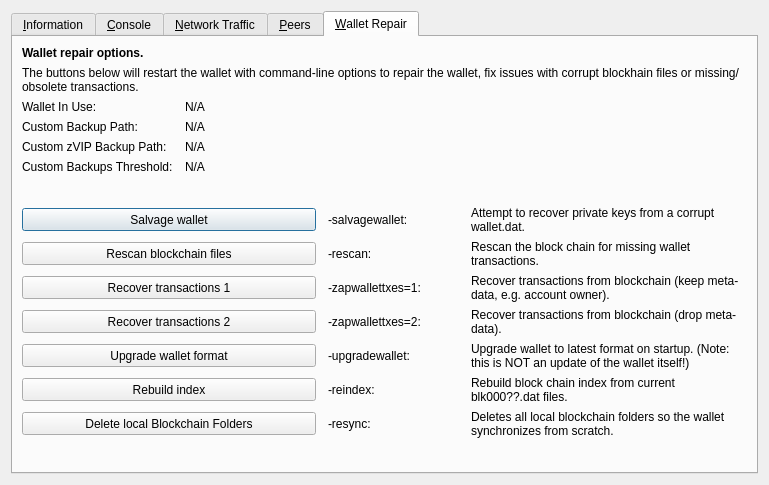
The window that src/qt/forms/rpcconsole.ui (vipcore/VIP-OLD) describes before a commit, drawn with Qt 5.
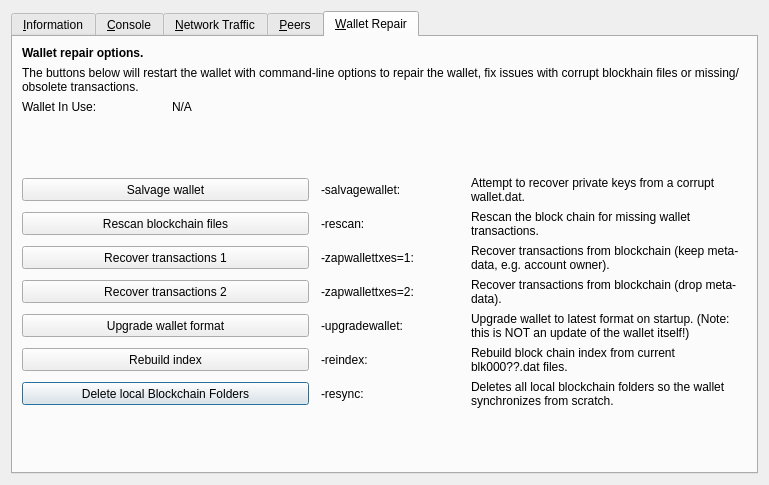
The same window after the commit. The open tabs and pages were chosen to show the change. Icons and pictures are not drawn. Custom widgets are drawn as their Qt base class.

```diff
--- a/src/qt/forms/rpcconsole.ui
+++ b/src/qt/forms/rpcconsole.ui
@@ -1244,6 +1244,19 @@
        <property name="horizontalSpacing">
         <number>12</number>
        </property>
+       <item row="10" column="0" colspan="2">
+        <widget class="QPushButton" name="btn_resync">
+         <property name="minimumSize">
+          <size>
+           <width>100</width>
+           <height>23</height>
+          </size>
+         </property>
+         <property name="text">
+          <string>Delete local Blockchain Folders</string>
+         </property>
+        </widget>
+       </item>
        <item row="0" column="0" colspan="4">
         <widget class="QLabel" name="label_repair_header">
          <property name="font">
@@ -1297,93 +1310,6 @@
         </widget>
        </item>
        <item row="3" column="0">
-        <widget class="QLabel" name="wallet_custombackuppath_label">
-         <property name="text">
-          <string>Custom Backup Path:</string>
-         </property>
-         <property name="visible">
-          <bool>false</bool>
-         </property>
-        </widget>
-       </item>
-       <item row="3" column="1" colspan="3">
-        <widget class="QLabel" name="wallet_custombackuppath">
-         <property name="cursor">
-          <cursorShape>IBeamCursor</cursorShape>
-         </property>
-         <property name="text">
-          <string>N/A</string>
-         </property>
-         <property name="textFormat">
-          <enum>Qt::PlainText</enum>
-         </property>
-         <property name="textInteractionFlags">
-          <set>Qt::LinksAccessibleByMouse|Qt::TextSelectableByKeyboard|Qt::TextSelectableByMouse</set>
-         </property>
-         <property name="visible">
-          <bool>false</bool>
-         </property>
-        </widget>
-       </item>
-       <item row="4" column="0">
-        <widget class="QLabel" name="wallet_customzpivbackuppath_label">
-         <property name="text">
-          <string>Custom zVIP Backup Path:</string>
-         </property>
-         <property name="visible">
-          <bool>false</bool>
-         </property>
-        </widget>
-       </item>
-       <item row="4" column="1" colspan="3">
-        <widget class="QLabel" name="wallet_customzpivbackuppath">
-         <property name="cursor">
-          <cursorShape>IBeamCursor</cursorShape>
-         </property>
-         <property name="text">
-          <string>N/A</string>
-         </property>
-         <property name="textFormat">
-          <enum>Qt::PlainText</enum>
-         </property>
-         <property name="textInteractionFlags">
-          <set>Qt::LinksAccessibleByMouse|Qt::TextSelectableByKeyboard|Qt::TextSelectableByMouse</set>
-         </property>
-         <property name="visible">
-          <bool>false</bool>
-         </property>
-        </widget>
-       </item>
-       <item row="5" column="0">
-        <widget class="QLabel" name="wallet_custombackupthreshold_label">
-         <property name="text">
-          <string>Custom Backups Threshold:</string>
-         </property>
-         <property name="visible">
-          <bool>false</bool>
-         </property>
-        </widget>
-       </item>
-       <item row="5" column="1" colspan="3">
-        <widget class="QLabel" name="wallet_custombackupthreshold">
-         <property name="cursor">
-          <cursorShape>IBeamCursor</cursorShape>
-         </property>
-         <property name="text">
-          <string>N/A</string>
-         </property>
-         <property name="textFormat">
-          <enum>Qt::PlainText</enum>
-         </property>
-         <property name="textInteractionFlags">
-          <set>Qt::LinksAccessibleByMouse|Qt::TextSelectableByKeyboard|Qt::TextSelectableByMouse</set>
-         </property>
-         <property name="visible">
-          <bool>false</bool>
-         </property>
-        </widget>
-       </item>
-       <item row="6" column="0">
         <spacer name="verticalSpacer_repair1">
          <property name="orientation">
           <enum>Qt::Vertical</enum>
@@ -1396,7 +1322,7 @@
          </property>
         </spacer>
        </item>
-       <item row="7" column="0" colspan="2">
+       <item row="4" column="0" colspan="2">
         <widget class="QPushButton" name="btn_salvagewallet">
          <property name="minimumSize">
           <size>
@@ -1409,14 +1335,14 @@
          </property>
         </widget>
        </item>
-       <item row="7" column="2">
+       <item row="4" column="2">
         <widget class="QLabel" name="label_repair_salvage_command">
          <property name="text">
           <string notr="true">-salvagewallet:</string>
          </property>
         </widget>
        </item>
-       <item row="7" column="3">
+       <item row="4" column="3">
         <widget class="QLabel" name="label_repair_salvage">
          <property name="text">
           <string>Attempt to recover private keys from a corrupt wallet.dat.</string>
@@ -1426,7 +1352,7 @@
          </property>
         </widget>
        </item>
-       <item row="8" column="0" colspan="2">
+       <item row="5" column="0" colspan="2">
         <widget class="QPushButton" name="btn_rescan">
          <property name="minimumSize">
           <size>
@@ -1439,14 +1365,14 @@
          </property>
         </widget>
        </item>
-       <item row="8" column="2">
+       <item row="5" column="2">
         <widget class="QLabel" name="label_repair_rescan_command">
          <property name="text">
           <string notr="true">-rescan:</string>
          </property>
         </widget>
        </item>
-       <item row="8" column="3">
+       <item row="5" column="3">
         <widget class="QLabel" name="label_repair_rescan">
          <property name="text">
           <string>Rescan the block chain for missing wallet transactions.</string>
@@ -1456,7 +1382,7 @@
          </property>
         </widget>
        </item>
-       <item row="9" column="0" colspan="2">
+       <item row="6" column="0" colspan="2">
         <widget class="QPushButton" name="btn_zapwallettxes1">
          <property name="minimumSize">
           <size>
@@ -1469,14 +1395,14 @@
          </property>
         </widget>
        </item>
-       <item row="9" column="2">
+       <item row="6" column="2">
         <widget class="QLabel" name="label_repair_zap1_command">
          <property name="text">
           <string notr="true">-zapwallettxes=1:</string>
          </property>
         </widget>
        </item>
-       <item row="9" column="3">
+       <item row="6" column="3">
         <widget class="QLabel" name="label_repair_zap1">
          <property name="text">
           <string>Recover transactions from blockchain (keep meta-data, e.g. account owner).</string>
@@ -1486,7 +1412,7 @@
          </property>
         </widget>
        </item>
-       <item row="10" column="0" colspan="2">
+       <item row="7" column="0" colspan="2">
         <widget class="QPushButton" name="btn_zapwallettxes2">
          <property name="minimumSize">
           <size>
@@ -1499,14 +1425,14 @@
          </property>
         </widget>
        </item>
-       <item row="10" column="2">
+       <item row="7" column="2">
         <widget class="QLabel" name="label_repair_zap2_command">
          <property name="text">
           <string notr="true">-zapwallettxes=2:</string>
          </property>
         </widget>
        </item>
-       <item row="10" column="3">
+       <item row="7" column="3">
         <widget class="QLabel" name="label_repair_zap2">
          <property name="text">
           <string>Recover transactions from blockchain (drop meta-data).</string>
@@ -1516,7 +1442,7 @@
          </property>
         </widget>
        </item>
-       <item row="11" column="0" colspan="2">
+       <item row="8" column="0" colspan="2">
         <widget class="QPushButton" name="btn_upgradewallet">
          <property name="minimumSize">
           <size>
@@ -1529,14 +1455,14 @@
          </property>
         </widget>
        </item>
-       <item row="11" column="2">
+       <item row="8" column="2">
         <widget class="QLabel" name="label_repair_upgrade_command">
          <property name="text">
           <string notr="true">-upgradewallet:</string>
          </property>
         </widget>
        </item>
-       <item row="11" column="3">
+       <item row="8" column="3">
         <widget class="QLabel" name="label_repair_upgrade">
          <property name="text">
           <string>Upgrade wallet to latest format on startup. (Note: this is NOT an update of the wallet itself!)</string>
@@ -1546,7 +1472,7 @@
          </property>
         </widget>
        </item>
-       <item row="12" column="0" colspan="2">
+       <item row="9" column="0" colspan="2">
         <widget class="QPushButton" name="btn_reindex">
          <property name="minimumSize">
           <size>
@@ -1559,14 +1485,14 @@
          </property>
         </widget>
        </item>
-       <item row="12" column="2">
+       <item row="9" column="2">
         <widget class="QLabel" name="label_repair_reindex_command">
          <property name="text">
           <string notr="true">-reindex:</string>
          </property>
         </widget>
        </item>
-       <item row="12" column="3">
+       <item row="9" column="3">
         <widget class="QLabel" name="label_repair_reindex">
          <property name="text">
           <string>Rebuild block chain index from current blk000??.dat files.</string>
@@ -1576,27 +1502,27 @@
          </property>
         </widget>
        </item>
-       <item row="13" column="0" colspan="2">
-        <widget class="QPushButton" name="btn_resync">
-         <property name="minimumSize">
+       <item row="11" column="0">
+        <spacer name="verticalSpacer_repair2">
+         <property name="orientation">
+          <enum>Qt::Vertical</enum>
+         </property>
+         <property name="sizeHint" stdset="0">
           <size>
-           <width>100</width>
-           <height>23</height>
+           <width>20</width>
+           <height>10</height>
           </size>
          </property>
-         <property name="text">
-          <string>Delete local Blockchain Folders</string>
-         </property>
-        </widget>
+        </spacer>
        </item>
-       <item row="13" column="2">
+       <item row="10" column="2">
         <widget class="QLabel" name="label_repair_resync_command">
          <property name="text">
           <string>-resync:</string>
          </property>
         </widget>
        </item>
-       <item row="13" column="3">
+       <item row="10" column="3">
         <widget class="QLabel" name="label_repair_resync">
          <property name="text">
           <string>Deletes all local blockchain folders so the wallet synchronizes from scratch.</string>
@@ -1606,19 +1532,6 @@
          </property>
         </widget>
        </item>
-       <item row="14" column="0">
-        <spacer name="verticalSpacer_repair2">
-         <property name="orientation">
-          <enum>Qt::Vertical</enum>
-         </property>
-         <property name="sizeHint" stdset="0">
-          <size>
-           <width>20</width>
-           <height>10</height>
-          </size>
-         </property>
-        </spacer>
-       </item>
       </layout>
      </widget>
     </widget>
```
Left out of the diff: 2 changed lines with no effect on the pictures.
